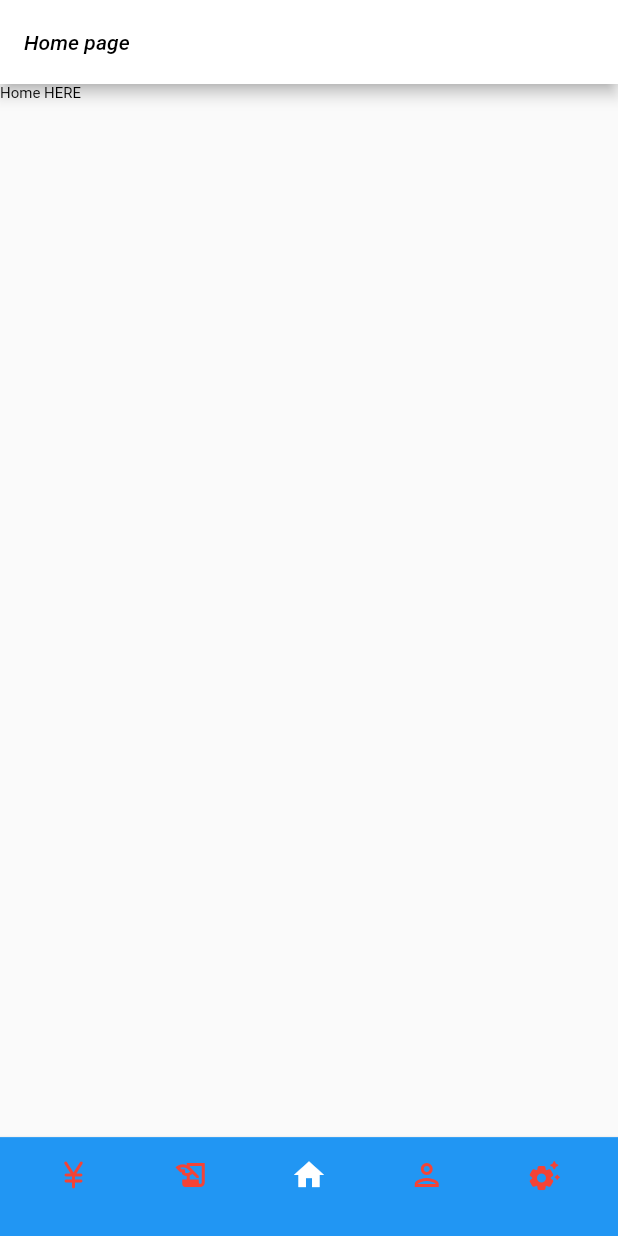
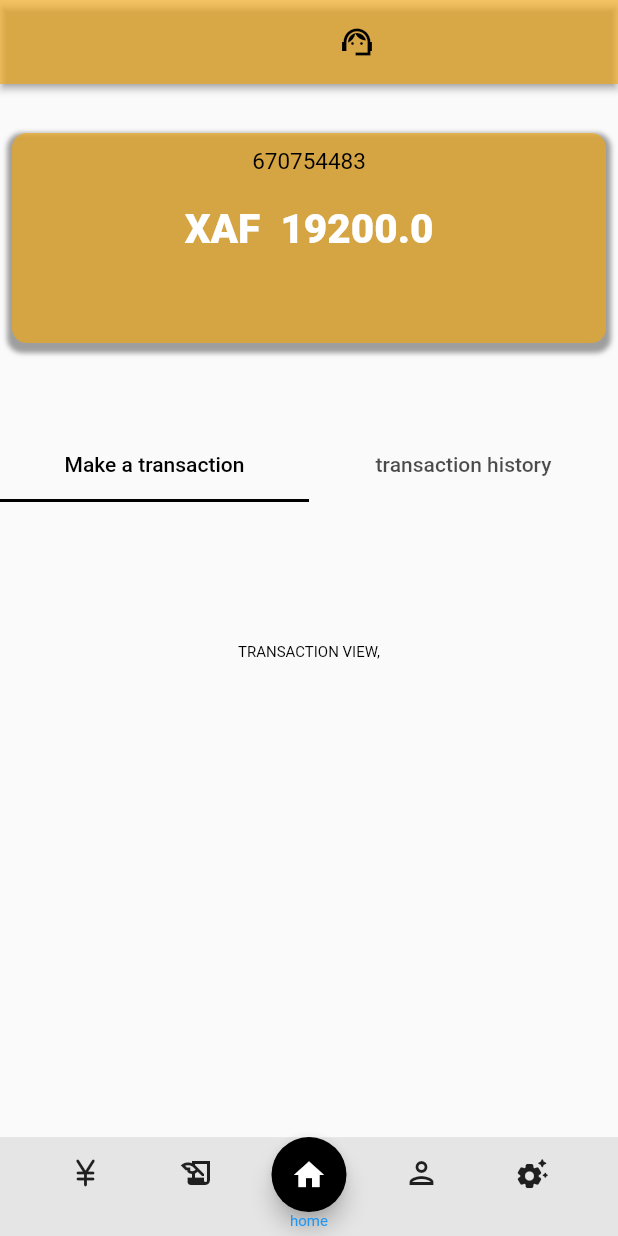
Before and after one commit to THE-KED/G4-TP-INF3075, a Flutter app: the Home screen opened directly, on a phone screen of 412 x 824 dp. Run offline on Flutter 3.47's test engine with Material 2 defaults, Android fonts, the light colour scheme and no system bars; our stand-ins replace flutter_svg, local_auth; Roboto replaces fonts that are missing (Hind).

Commit message:
Done with bottomNavBar, homePage, Authentification with Biometrics and password

```diff
--- a/inf3075_mobile_money/lib/components/bottomNavBar.dart
+++ b/inf3075_mobile_money/lib/components/bottomNavBar.dart
@@ -27,19 +27,25 @@ class _BottomNavBarState extends State<BottomNavBar> {
   Widget build(BuildContext context) {
     _selectedIndex = widget.select;
     return BottomAppBar(
-      elevation: 2,
-      color: Colors.blue,
+      elevation: 0,
+      color: const Color.fromARGB(129, 209, 209, 209),
       child: SizedBox(
         height: MediaQuery.of(context).size.height * 0.08,
         width: MediaQuery.of(context).size.width,
         child: Padding(
-          padding: const EdgeInsets.only(left: 25.0, right: 25.0, bottom: 15),
-          child: Row(
-            mainAxisAlignment: MainAxisAlignment.spaceBetween,
+          padding: const EdgeInsets.only(
+            left: 20.0,
+            right: 20.0,
+          ),
+          child: Stack(
+            children: [
+              Row(
+                mainAxisAlignment: MainAxisAlignment.spaceAround,
                 children: [
                   IconButtonBar(
                     icon: Icons.currency_yen_rounded,
                     selected: _selectedIndex == 0,
+                    text: "transactions",
                     onPressed: () {
                       setState(() {
                         _selectedIndex = 0;
@@ -55,6 +61,7 @@ class _BottomNavBarState extends State<BottomNavBar> {
                   IconButtonBar(
                     icon: Icons.history_edu_sharp,
                     selected: _selectedIndex == 1,
+                    text: "history",
                     onPressed: () {
                       setState(() {
                         _selectedIndex = 1;
@@ -70,6 +77,7 @@ class _BottomNavBarState extends State<BottomNavBar> {
                   IconButtonBar(
                     icon: Icons.home_sharp,
                     selected: _selectedIndex == 2,
+                    text: "home",
                     onPressed: () {
                       setState(() {
                         _selectedIndex = 2;
@@ -85,6 +93,7 @@ class _BottomNavBarState extends State<BottomNavBar> {
                   IconButtonBar(
                     icon: Icons.person_outlined,
                     selected: _selectedIndex == 3,
+                    text: "profile",
                     onPressed: () {
                       setState(() {
                         _selectedIndex = 3;
@@ -100,6 +109,7 @@ class _BottomNavBarState extends State<BottomNavBar> {
                   IconButtonBar(
                     icon: Icons.settings_suggest_rounded,
                     selected: _selectedIndex == 4,
+                    text: "settings",
                     onPressed: () {
                       setState(() {
                         _selectedIndex = 4;
@@ -114,6 +124,8 @@ class _BottomNavBarState extends State<BottomNavBar> {
                   ),
                 ],
               ),
+            ],
+          ),
         ),
       ),
     );
@@ -123,25 +135,55 @@ class _BottomNavBarState extends State<BottomNavBar> {
 class IconButtonBar extends StatelessWidget {
   final IconData icon;
   final bool selected;
+  final String text;
   final Function() onPressed;
 
-  const IconButtonBar(
-      {super.key,
+  const IconButtonBar({
+    super.key,
     required this.icon,
     required this.selected,
-      required this.onPressed});
+    required this.text,
+    required this.onPressed,
+  });
 
   @override
   Widget build(BuildContext context) {
     return Column(
-      mainAxisAlignment: MainAxisAlignment.center,
+      mainAxisAlignment: MainAxisAlignment.spaceBetween,
       children: [
-        IconButton(
+        selected
+            ? Column(
+                children: [
+                  SizedBox(
+                    height: 50,
+                    width: 50,
+                    child: FloatingActionButton(
+                      onPressed: onPressed,
+                      child: IconButton(
+                        onPressed: onPressed,
+                        icon: Icon(
+                          //shadows: [],
+                          icon,
+                          size: 24,
+                          color: Colors.white,
+                        ),
+                      ),
+                    ),
+                  ),
+                  Text(
+                    text,
+                    style: const TextStyle(
+                      color: Colors.blue,
+                    ),
+                  ),
+                ],
+              )
+            : IconButton(
                 onPressed: onPressed,
                 icon: Icon(
                   icon,
                   size: 24,
-            color: selected ? Colors.white : Colors.red,
+                  color: Colors.black87,
                 ),
               ),
       ],
--- a/inf3075_mobile_money/lib/views/home.dart
+++ b/inf3075_mobile_money/lib/views/home.dart
@@ -1,6 +1,12 @@
 import 'package:flutter/material.dart';
+import 'package:inf3075_mobile_money/utils/themes.dart';
 
 import '../components/bottomNavBar.dart';
+import 'historique.dart';
+import 'operation.dart';
+
+String phone = "670754483";
+double currentMoney = 19200;
 
 class Home extends StatelessWidget {
   const Home({super.key});
@@ -8,11 +14,118 @@ class Home extends StatelessWidget {
   @override
   Widget build(BuildContext context) {
     return Scaffold(
-       bottomNavigationBar: const BottomNavBar(select: 2),
       appBar: AppBar(
-        title: const Text("Home page"),
+        shadowColor: Colors.grey,
+        actions: [
+          IconButton(
+            onPressed: () {},
+            icon: const Icon(
+              Icons.support_agent_sharp,
+              size: 24,
+            ),
+          ),
+          const SizedBox(
+            width: 150,
+          ),
+        ],
+        elevation: 2,
+        backgroundColor: PRIMARY_COLOR,
       ),
-      body: const Text("Home HERE"),
+      bottomNavigationBar: const BottomNavBar(select: 2),
+      body: Column(
+        children: [
+          SizedBox(
+            height: MediaQuery.of(context).size.height * 0.03,
+          ),
+          Padding(
+            padding: const EdgeInsets.all(8.0),
+            child: Container(
+              height: 140,
+              width: MediaQuery.of(context).size.width,
+              decoration: BoxDecoration(
+                borderRadius: BorderRadius.circular(
+                  10,
+                ),
+                boxShadow: const [
+                  BoxShadow(
+                    color: Colors.grey,
+                    spreadRadius: 3,
+                    blurRadius: 2,
+                    offset: Offset(0, 3),
+                  ),
+                ],
+                color: PRIMARY_COLOR,
+              ),
+              child: Column(
+                children: [
+                  const SizedBox(
+                    height: 10,
+                  ),
+                  Text(
+                    phone,
+                    style: const TextStyle(
+                      fontSize: 15,
+                    ),
+                  ),
+                  const SizedBox(
+                    height: 20,
+                  ),
+                  Row(
+                    mainAxisAlignment: MainAxisAlignment.center,
+                    children: [
+                      Text(
+                        "XAF  $currentMoney",
+                        style: const TextStyle(
+                          fontSize: 27,
+                          color: SECONDARY_COLOR,
+                          fontWeight: FontWeight.w900,
+                        ),
+                      )
+                    ],
+                  ),
+                ],
+              ),
+            ),
+          ),
+          const SizedBox(
+            height: 50,
+          ),
+          DefaultTabController(
+            length: 2,
+            child: Column(
+              children: [
+                Container(
+                  child: const TabBar(
+                    labelColor: Colors.black,
+                    tabs: [
+                      Tab(
+                        text: "Make a transaction",
+                      ),
+                      Tab(
+                        text: "transaction history",
+                      ),
+                    ],
+                  ),
+                ),
+                const SizedBox(
+                  height: 200,
+                  width: 100,
+                  child: TabBarView(
+                    children: [
+                      Center(
+                        child: TransactionViews(),
+                      ),
+                      Center(
+                        child: HistoryView(),
+                      )
+                    ],
+                  ),
+                ),
+              ],
+            ),
+          ),
+        ],
+      ),
     );
   }
 }
--- a/inf3075_mobile_money/lib/views/operation.dart
+++ b/inf3075_mobile_money/lib/views/operation.dart
@@ -10,10 +10,24 @@ class Operation extends StatelessWidget {
       appBar: AppBar(
         title: const Text("Operation page"),
       ),
-      body: Builder(
-        builder: (context) => const Text("Operation HERE"),
-      ),
+      body: const Text("Operation HERE"),
       bottomNavigationBar: const BottomNavBar(select: 0),
     );
   }
 }
+
+class TransactionViews extends StatefulWidget {
+  const TransactionViews({super.key});
+
+  @override
+  State<TransactionViews> createState() => _TransactionViewsState();
+}
+
+class _TransactionViewsState extends State<TransactionViews> {
+  @override
+  Widget build(BuildContext context) {
+    return Container(
+      child: const Text('TRANSACTION VIEW,'),
+    );
+  }
+}
--- a/inf3075_mobile_money/pubspec.yaml
+++ b/inf3075_mobile_money/pubspec.yaml
@@ -36,6 +36,8 @@ dependencies:
   # The following adds the Cupertino Icons font to your application.
   # Use with the CupertinoIcons class for iOS style icons.
   cupertino_icons: ^1.0.2
+  local_auth: ^2.1.3
+  flutter_svg: ^1.1.6
 
 dev_dependencies:
   flutter_test:
@@ -62,6 +64,7 @@ flutter:
   # To add assets to your application, add an assets section, like this:
   assets:
     - assets/onboard1.JPG
+    - assets/finger1.png
   #   - images/a_dot_ham.jpeg
 
   # An image asset can refer to one or more resolution-specific "variants", see
```
Also changed, not shown: inf3075_mobile_money/lib/API/localAuth_API.dart (added, +26 -0 lines), inf3075_mobile_money/lib/main.dart (+6 -11 lines), inf3075_mobile_money/lib/views/fingerPrintAuth.dart (added, +237 -0 lines), inf3075_mobile_money/lib/views/historique.dart (+16 -0 lines), inf3075_mobile_money/assets/finger1.png (added), inf3075_mobile_money/pubspec.lock, 4 other files. Lines whose indentation alone changed are shown as unchanged.
